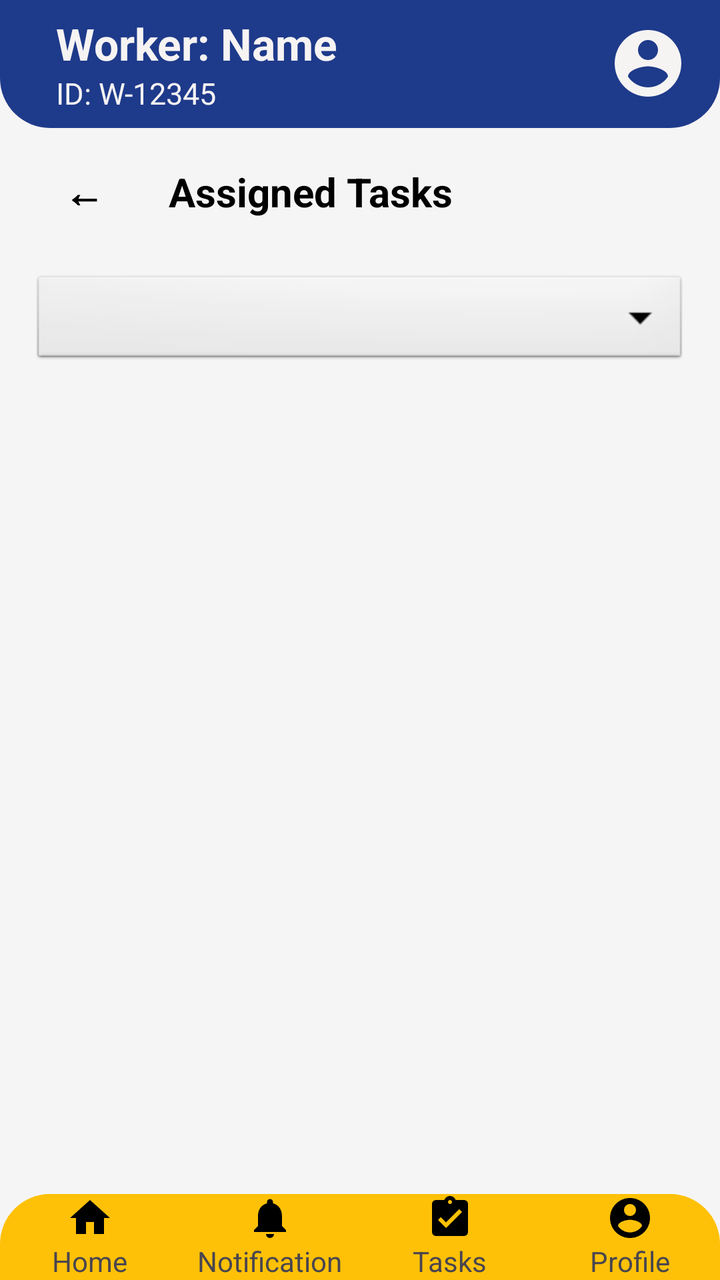
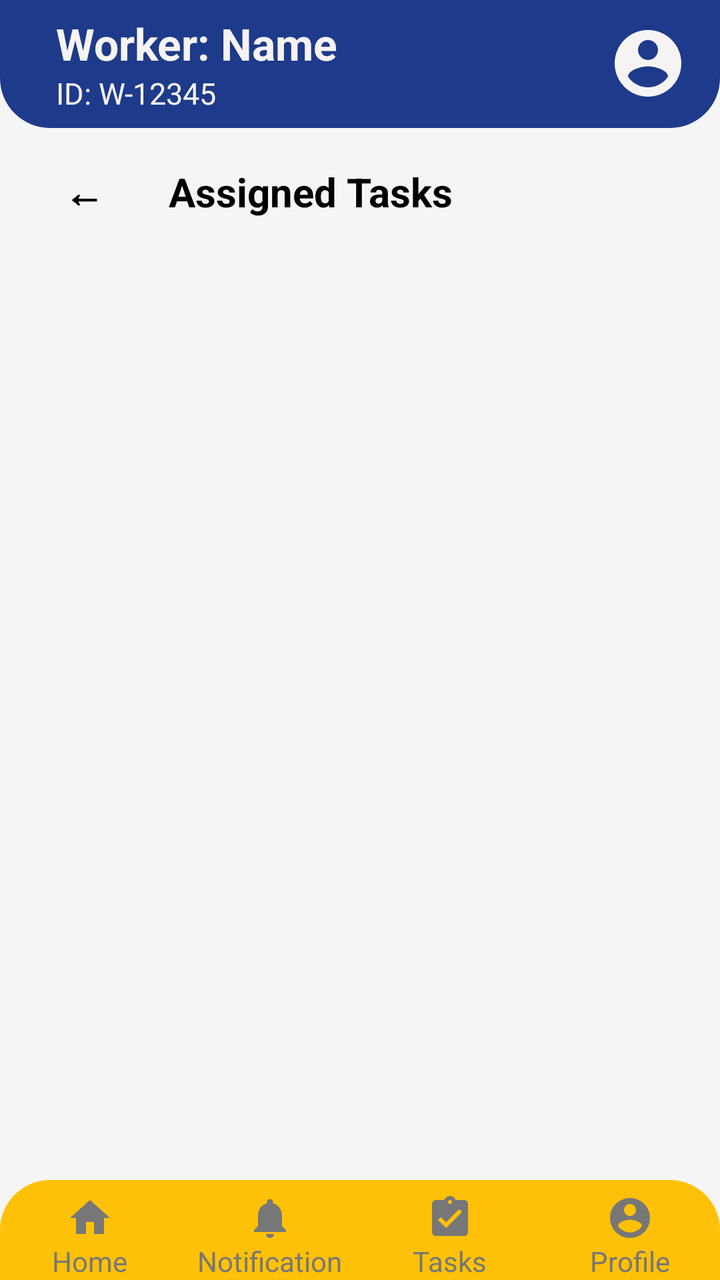

Two renders of the same Android screen: before a commit and after it. Below are the layout's source before the change and the commit's diff.
<!-- AndroidManifest.xml: application theme Theme.HostelComplaintApp -->
<!-- res/layout/activity_worker_task_list.xml -->
<?xml version="1.0" encoding="utf-8"?>
<RelativeLayout xmlns:android="http://schemas.android.com/apk/res/android"
    android:layout_width="match_parent"
    android:layout_height="match_parent"
    android:background="#F5F5F5">

    <include layout="@layout/top_bar"
        android:id="@+id/inc_top_bar"
        android:layout_width="match_parent"
        android:layout_height="wrap_content"
        android:layout_alignParentTop="true" />

    <include layout="@layout/bottom_nav"
        android:id="@+id/inc_bottom_nav"
        android:layout_width="match_parent"
        android:layout_height="wrap_content"
        android:layout_alignParentBottom="true" />

    <LinearLayout
        android:layout_width="match_parent"
        android:layout_height="match_parent"
        android:orientation="vertical"
        android:padding="8dp"
        android:layout_below="@id/inc_top_bar"
        android:layout_above="@id/inc_bottom_nav">

    <LinearLayout
        android:layout_width="match_parent"
        android:layout_height="wrap_content"
        android:orientation="horizontal"
        android:gravity="center_vertical"
        android:layout_marginBottom="8dp">

        <Button
            android:id="@+id/btnBack"
            android:layout_width="wrap_content"
            android:layout_height="wrap_content"
            android:text="←"
            android:textSize="20sp"
            android:textStyle="bold"
            android:background="@android:color/transparent"
            android:minWidth="48dp"
            android:textColor="@color/black" />

        <TextView
            android:layout_width="0dp"
            android:layout_weight="1"
            android:layout_height="wrap_content"
            android:text="Assigned Tasks"
            android:textSize="20sp"
            android:textStyle="bold"
            android:textColor="@color/black"
            android:layout_marginStart="8dp" />
    </LinearLayout>

    <Spinner
        android:id="@+id/spinnerFilter"
        android:layout_width="match_parent"
        android:layout_height="wrap_content"
        android:layout_margin="8dp"
        android:minHeight="48dp"
        android:background="@android:drawable/btn_dropdown"/>

    <androidx.recyclerview.widget.RecyclerView
        android:id="@+id/recyclerViewTasks"
        android:layout_width="match_parent"
        android:layout_height="match_parent"
        android:layout_marginTop="8dp"/>

    </LinearLayout>
</RelativeLayout>
<!-- res/layout/top_bar.xml (included above) -->
<?xml version="1.0" encoding="utf-8"?>
<androidx.appcompat.widget.Toolbar xmlns:android="http://schemas.android.com/apk/res/android"
    xmlns:app="http://schemas.android.com/apk/res-auto"
    android:id="@+id/top_bar_toolbar"
    android:layout_width="match_parent"
    android:layout_height="80dp"
    android:background="@drawable/toolbar_bg">

    <LinearLayout
        android:layout_width="match_parent"
        android:layout_height="match_parent"
        android:orientation="horizontal"
        android:gravity="center_vertical"
        android:paddingStart="12dp"
        android:paddingEnd="16dp">

        <LinearLayout
            android:layout_width="0dp"
            android:layout_height="wrap_content"
            android:layout_weight="1"
            android:orientation="vertical">

            <TextView
                android:id="@+id/tvWorkerTopName"
                android:layout_width="wrap_content"
                android:layout_height="wrap_content"
                android:text="Worker: Name"
                android:textColor="@color/white"
                android:textSize="22sp"
                android:textStyle="bold"/>

            <TextView
                android:id="@+id/tvWorkerTopId"
                android:layout_width="wrap_content"
                android:layout_height="wrap_content"
                android:text="ID: W-12345"
                android:textColor="@color/white"
                android:textSize="15sp"/>

        </LinearLayout>

        <ImageView
            android:layout_width="40dp"
            android:layout_height="40dp"
            android:id="@+id/imgWorkerTopProfile"
            android:src="@drawable/baseline_account_circle_24"
            app:tint="@color/white"/>

    </LinearLayout>

</androidx.appcompat.widget.Toolbar>
<!-- res/layout/bottom_nav.xml (included above) -->
<?xml version="1.0" encoding="utf-8"?>
<LinearLayout xmlns:android="http://schemas.android.com/apk/res/android"
    android:id="@+id/bottom_nav_container"
    android:layout_width="match_parent"
    android:layout_height="60dp"
    android:orientation="horizontal"
    android:background="@drawable/bottom_nav_bg"
    android:weightSum="4">

    
    <LinearLayout
        android:id="@+id/nav_home"
        android:layout_width="0dp"
        android:layout_height="match_parent"
        android:layout_weight="1"
        android:gravity="center"
        android:orientation="vertical"
        android:clickable="true"
        android:focusable="true">

        <ImageView
            android:layout_width="24dp"
            android:layout_height="24dp"
            android:src="@drawable/baseline_home_24"/>

        <TextView
            android:layout_width="wrap_content"
            android:layout_height="wrap_content"
            android:text="Home"
            android:textSize="14sp"/>
    </LinearLayout>

    
    <LinearLayout
        android:id="@+id/nav_notification"
        android:layout_width="0dp"
        android:layout_height="match_parent"
        android:layout_weight="1"
        android:gravity="center"
        android:orientation="vertical"
        android:clickable="true"
        android:focusable="true">

        <ImageView
            android:layout_width="24dp"
            android:layout_height="24dp"
            android:src="@drawable/baseline_notifications_24"/>

        <TextView
            android:layout_width="wrap_content"
            android:layout_height="wrap_content"
            android:text="Notification"
            android:textSize="14sp"/>
    </LinearLayout>

    
    <LinearLayout
        android:id="@+id/nav_tasks"
        android:layout_width="0dp"
        android:layout_height="match_parent"
        android:layout_weight="1"
        android:gravity="center"
        android:orientation="vertical"
        android:clickable="true"
        android:focusable="true">

        <ImageView
            android:layout_width="24dp"
            android:layout_height="24dp"
            android:src="@drawable/baseline_assignment_turned_in_24"/>

        <TextView
            android:layout_width="wrap_content"
            android:layout_height="wrap_content"
            android:text="Tasks"
            android:textSize="14sp"/>
    </LinearLayout>

    
    <LinearLayout
        android:id="@+id/nav_profile"
        android:layout_width="0dp"
        android:layout_height="match_parent"
        android:layout_weight="1"
        android:gravity="center"
        android:orientation="vertical"
        android:clickable="true"
        android:focusable="true">

        <ImageView
            android:layout_width="24dp"
            android:layout_height="24dp"
            android:src="@drawable/baseline_account_circle_24"/>

        <TextView
            android:layout_width="wrap_content"
            android:layout_height="wrap_content"
            android:text="Profile"
            android:textSize="14sp"/>
    </LinearLayout>

</LinearLayout>
<!-- resources referenced by this layout -->
<resources>
  <color name="black">#000000</color>
  <color name="white">#F6F3F3</color>
  <!-- drawable baseline_account_circle_24 (drawable) -->
  <vector xmlns:android="http://schemas.android.com/apk/res/android" android:height="24dp" android:tint="#000000" android:viewportHeight="24" android:viewportWidth="24" android:width="24dp">
        
      <path android:fillColor="@android:color/white" android:pathData="M12,2C6.48,2 2,6.48 2,12s4.48,10 10,10 10,-4.48 10,-10S17.52,2 12,2zM12,5c1.66,0 3,1.34 3,3s-1.34,3 -3,3 -3,-1.34 -3,-3 1.34,-3 3,-3zM12,19.2c-2.5,0 -4.71,-1.28 -6,-3.22 0.03,-1.99 4,-3.08 6,-3.08 1.99,0 5.97,1.09 6,3.08 -1.29,1.94 -3.5,3.22 -6,3.22z"/>
      
  </vector>
  <!-- drawable baseline_assignment_turned_in_24 (drawable) -->
  <vector xmlns:android="http://schemas.android.com/apk/res/android" android:height="24dp" android:tint="#000000" android:viewportHeight="24" android:viewportWidth="24" android:width="24dp">
        
      <path android:fillColor="@android:color/white" android:pathData="M19,3h-4.18C14.4,1.84 13.3,1 12,1c-1.3,0 -2.4,0.84 -2.82,2L5,3c-1.1,0 -2,0.9 -2,2v14c0,1.1 0.9,2 2,2h14c1.1,0 2,-0.9 2,-2L21,5c0,-1.1 -0.9,-2 -2,-2zM12,3c0.55,0 1,0.45 1,1s-0.45,1 -1,1 -1,-0.45 -1,-1 0.45,-1 1,-1zM10,17l-4,-4 1.41,-1.41L10,14.17l6.59,-6.59L18,9l-8,8z"/>
      
  </vector>
  <!-- drawable baseline_home_24 (drawable) -->
  <vector xmlns:android="http://schemas.android.com/apk/res/android" android:height="24dp" android:tint="#000000" android:viewportHeight="24" android:viewportWidth="24" android:width="24dp">
        
      <path android:fillColor="@android:color/white" android:pathData="M10,20v-6h4v6h5v-8h3L12,3 2,12h3v8z"/>
      
  </vector>
  <!-- drawable baseline_notifications_24 (drawable) -->
  <vector xmlns:android="http://schemas.android.com/apk/res/android" android:height="24dp" android:tint="#000000" android:viewportHeight="24" android:viewportWidth="24" android:width="24dp">
        
      <path android:fillColor="@android:color/white" android:pathData="M12,22c1.1,0 2,-0.9 2,-2h-4c0,1.1 0.89,2 2,2zM18,16v-5c0,-3.07 -1.64,-5.64 -4.5,-6.32L13.5,4c0,-0.83 -0.67,-1.5 -1.5,-1.5s-1.5,0.67 -1.5,1.5v0.68C7.63,5.36 6,7.92 6,11v5l-2,2v1h16v-1l-2,-2z"/>
      
  </vector>
  <!-- drawable bottom_nav_bg (drawable) -->
  <?xml version="1.0" encoding="utf-8"?>
  <shape xmlns:android="http://schemas.android.com/apk/res/android">
  
      
      <solid android:color="#FFC107"/>
  
      
      <corners
          android:topLeftRadius="25dp"
          android:topRightRadius="25dp"
          android:bottomLeftRadius="0dp"
          android:bottomRightRadius="0dp"/>
  
  </shape>
  <!-- drawable toolbar_bg (drawable) -->
  <?xml version="1.0" encoding="utf-8"?>
  <shape xmlns:android="http://schemas.android.com/apk/res/android">
  
      <solid android:color="#1E3A8A"/>
  
      <corners
          android:topLeftRadius="0dp"
          android:topRightRadius="0dp"
          android:bottomLeftRadius="25dp"
          android:bottomRightRadius="25dp"/>
  
  </shape>
  <style name="Theme.HostelComplaintApp" parent="Base.Theme.HostelComplaintApp" />
  <style name="Base.Theme.HostelComplaintApp" parent="Theme.Material3.DayNight.NoActionBar">
          
          
      </style>
</resources>

<!-- the commit's change to res/layout/activity_worker_task_list.xml (unified diff, before → after) -->
@@ -59,7 +59,8 @@
         android:layout_height="wrap_content"
         android:layout_margin="8dp"
         android:minHeight="48dp"
-        android:background="@android:drawable/btn_dropdown"/>
+        android:background="@android:drawable/btn_dropdown"
+        android:visibility="gone"/>
 
     <androidx.recyclerview.widget.RecyclerView
         android:id="@+id/recyclerViewTasks"
@@ -127,6 +128,9 @@
     android:id="@+id/bottom_nav_container"
     android:layout_width="match_parent"
     android:layout_height="60dp"
+    android:layout_marginStart="12dp"
+    android:layout_marginEnd="12dp"
+    android:layout_marginBottom="8dp"
     android:orientation="horizontal"
     android:background="@drawable/bottom_nav_bg"
     android:weightSum="4">
@@ -142,16 +146,24 @@
         android:clickable="true"
         android:focusable="true">
 
-        <ImageView
-            android:layout_width="24dp"
-            android:layout_height="24dp"
-            android:src="@drawable/baseline_home_24"/>
+        <View
+            android:layout_width="20dp"
+            android:layout_height="3dp"
+            android:background="@android:color/transparent"
+            android:layout_marginBottom="4dp"/>
+
+        <ImageView
+            android:layout_width="24dp"
+            android:layout_height="24dp"
+            android:src="@drawable/baseline_home_24"
+            android:tint="#777777"/>
 
         <TextView
             android:layout_width="wrap_content"
             android:layout_height="wrap_content"
             android:text="Home"
-            android:textSize="14sp"/>
+            android:textSize="14sp"
+            android:textColor="#777777"/>
     </LinearLayout>
 
     
@@ -165,16 +177,24 @@
         android:clickable="true"
         android:focusable="true">
 
-        <ImageView
-            android:layout_width="24dp"
-            android:layout_height="24dp"
-            android:src="@drawable/baseline_notifications_24"/>
+        <View
+            android:layout_width="20dp"
+            android:layout_height="3dp"
+            android:background="@android:color/transparent"
+            android:layout_marginBottom="4dp"/>
+
+        <ImageView
+            android:layout_width="24dp"
+            android:layout_height="24dp"
+            android:src="@drawable/baseline_notifications_24"
+            android:tint="#777777"/>
 
         <TextView
             android:layout_width="wrap_content"
             android:layout_height="wrap_content"
             android:text="Notification"
-            android:textSize="14sp"/>
+            android:textSize="14sp"
+            android:textColor="#777777"/>
     </LinearLayout>
 
     
@@ -188,16 +208,24 @@
         android:clickable="true"
         android:focusable="true">
 
-        <ImageView
-            android:layout_width="24dp"
-            android:layout_height="24dp"
-            android:src="@drawable/baseline_assignment_turned_in_24"/>
+        <View
+            android:layout_width="20dp"
+            android:layout_height="3dp"
+            android:background="@android:color/transparent"
+            android:layout_marginBottom="4dp"/>
+
+        <ImageView
+            android:layout_width="24dp"
+            android:layout_height="24dp"
+            android:src="@drawable/baseline_assignment_turned_in_24"
+            android:tint="#777777"/>
 
         <TextView
             android:layout_width="wrap_content"
             android:layout_height="wrap_content"
             android:text="Tasks"
-            android:textSize="14sp"/>
+            android:textSize="14sp"
+            android:textColor="#777777"/>
     </LinearLayout>
 
     
@@ -211,16 +239,24 @@
         android:clickable="true"
         android:focusable="true">
 
-        <ImageView
-            android:layout_width="24dp"
-            android:layout_height="24dp"
-            android:src="@drawable/baseline_account_circle_24"/>
+        <View
+            android:layout_width="20dp"
+            android:layout_height="3dp"
+            android:background="@android:color/transparent"
+            android:layout_marginBottom="4dp"/>
+
+        <ImageView
+            android:layout_width="24dp"
+            android:layout_height="24dp"
+            android:src="@drawable/baseline_account_circle_24"
+            android:tint="#777777"/>
 
         <TextView
             android:layout_width="wrap_content"
             android:layout_height="wrap_content"
             android:text="Profile"
-            android:textSize="14sp"/>
+            android:textSize="14sp"
+            android:textColor="#777777"/>
     </LinearLayout>
 
 </LinearLayout>
